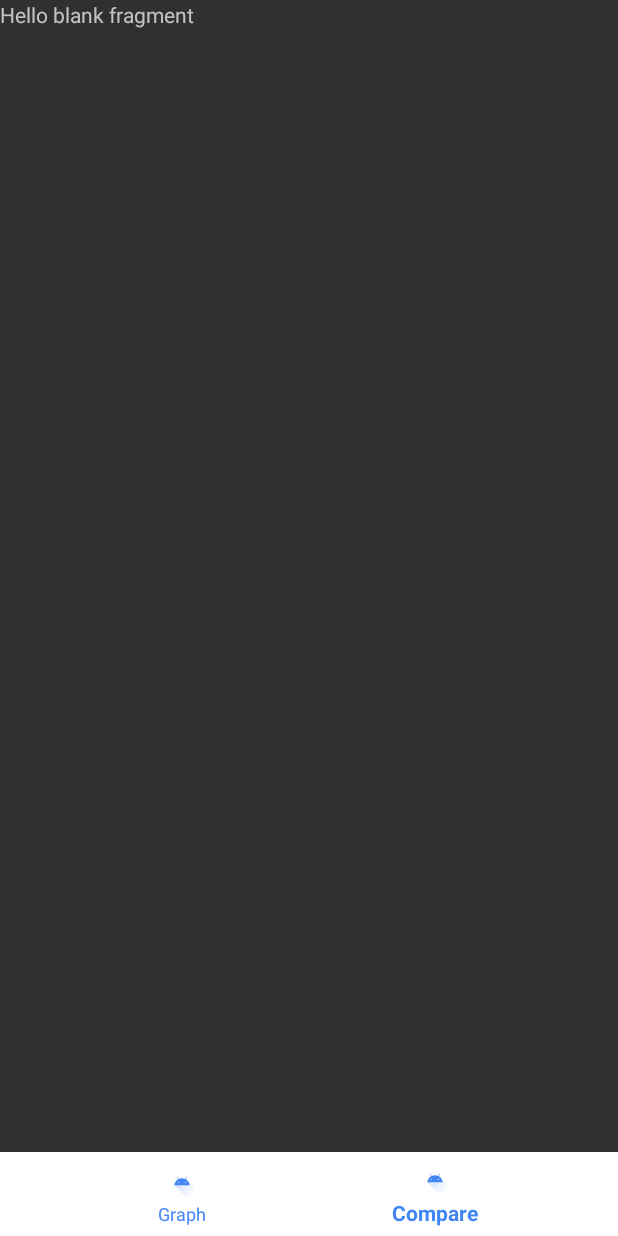
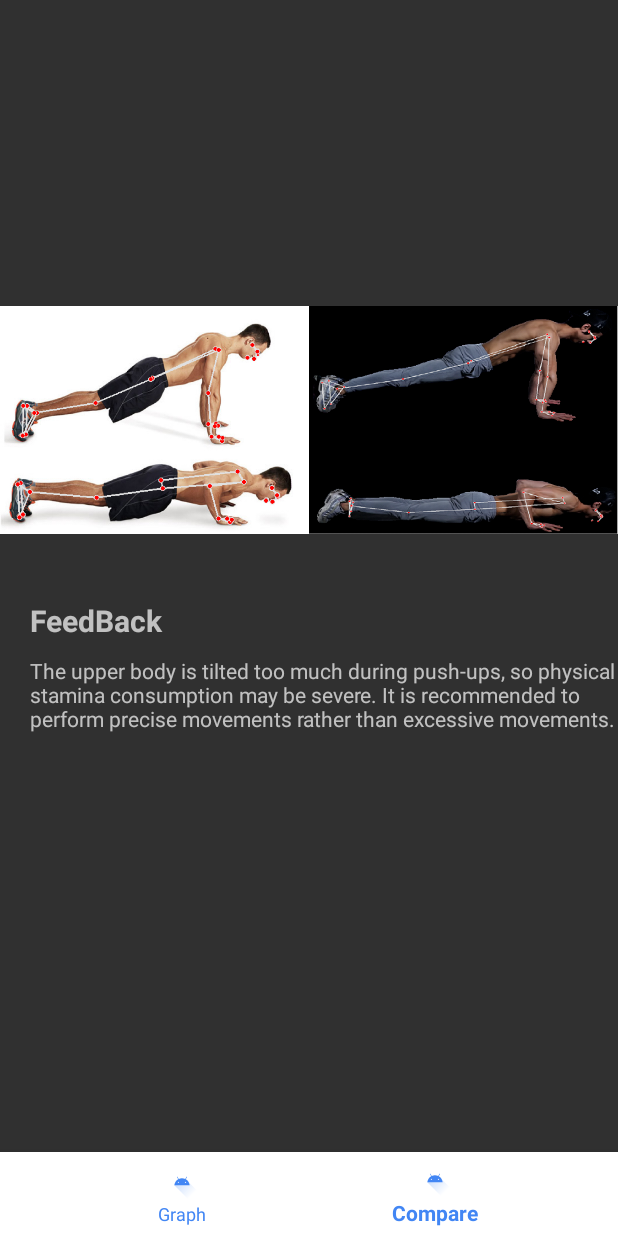
Before and after one commit to zxver1000/Grow_App, an Android app: the resultFragment1 screen opened directly, with no data from a screen before it, item 2 of the bottom bar chosen, on a phone screen of 412 x 824 dp. Run offline under Robolectric (Android 15) with nearby library versions, the light colour scheme and no system bars; our stand-ins replace Firebase (no records; nobody signed in at launch, a user with empty details on screens opened directly); libraries missing offline, so code that uses them is left out: com.github.mikephil.charting, com.google.mlkit.vision; 11 statements that could not run were skipped.

Commit message:
add compare fragment

```diff
--- a/app/src/main/java/Main/listview/listviewadapter.kt
+++ b/app/src/main/java/Main/listview/listviewadapter.kt
@@ -48,7 +48,7 @@ class MyRecyclerView(items: ArrayList<ItemCard>) : RecyclerView.Adapter<MyRecycl
     override fun onBindViewHolder(holder: MyViewHolder, position: Int) {
         holder.bind(position)
         var button: Button =holder.itemView.findViewById(R.id.button)
-        val item=arrayOf("8","10","12","15","20","Passive")
+        val item=arrayOf("8","10","12","15","20","Manual selection")
         var selecitem:String?=null
         button.setOnClickListener{
             val builder = AlertDialog.Builder(holder.itemView?.context)
--- a/app/src/main/java/Main/poseFragment.kt
+++ b/app/src/main/java/Main/poseFragment.kt
@@ -26,15 +26,7 @@ class poseFragment : Fragment() {
     ): View? {
         val root=inflater.inflate(R.layout.fragment_pose, container, false)
         // Inflate the layout for this fragment
-        val button:Button=root.findViewById(R.id.button3)
-        print("mmmmmmmmmmmmmmmmmmmmmmmmmmmmmmmmmmmmmmmmmmmmmmmmmmmmmmmmmmmmmmm")
-        button?.setOnClickListener{
-            Log.d("TEST","클릭성공")
-            print("!11")
-            val intent = Intent(activity, MainActivity::class.java)
-            startActivity(intent)
-            print("1212")
-        }
+
         recylcerView=root.findViewById(R.id.recylcerView)
    init()
         return root
--- a/app/src/main/java/Main/youtube/MyItemRecyclerViewAdapter.kt
+++ b/app/src/main/java/Main/youtube/MyItemRecyclerViewAdapter.kt
@@ -58,9 +58,12 @@ class MyItemRecyclerViewAdapter(
             nowWatchNum+=1
             Log.d("youtube",nowWatchNum.toString())
 
+            /*
             firebaseStore.collection("회원정보").document(MyApplication.prefs.myEditText.toString())
                 .update("youtubeWatchNum",nowWatchNum)
 
+
+             */
             val intent= Intent(holder.itemView?.context, youtubeplayerActivity::class.java)
             intent.putExtra("video",item)
             intent.addFlags(Intent.FLAG_ACTIVITY_NEW_TASK)
--- a/app/src/main/java/Main/youtube/youtubeplayerActivity.kt
+++ b/app/src/main/java/Main/youtube/youtubeplayerActivity.kt
@@ -85,7 +85,7 @@ class youtubeplayerActivity : AppCompatActivity() {
 
     override fun onStop() {
         super.onStop()
-        updatetime()
+     //   updatetime()
     }
 
 
--- a/app/src/main/res/layout/fragment_compare.xml
+++ b/app/src/main/res/layout/fragment_compare.xml
@@ -1,13 +1,59 @@
 <FrameLayout xmlns:android="http://schemas.android.com/apk/res/android"
+    xmlns:app="http://schemas.android.com/apk/res-auto"
     xmlns:tools="http://schemas.android.com/tools"
     android:layout_width="match_parent"
     android:layout_height="match_parent"
     tools:context="Main.resultPose.CompareFragment">
 
-    <!-- TODO: Update blank fragment layout -->
-    <TextView
+    <LinearLayout
         android:layout_width="match_parent"
         android:layout_height="match_parent"
-        android:text="@string/hello_blank_fragment" />
+        android:orientation="vertical">
 
+        <LinearLayout
+            android:layout_width="match_parent"
+            android:layout_height="300dp"
+            android:layout_marginTop="80dp"
+            android:orientation="horizontal">
+
+            <ImageView
+                android:id="@+id/imageView2"
+                android:layout_width="wrap_content"
+                android:layout_height="400dp"
+                android:layout_weight="1"
+                android:src="@drawable/result" />
+
+            <ImageView
+                android:id="@+id/imageView4"
+                android:layout_width="wrap_content"
+                android:layout_height="400dp"
+                android:layout_weight="1"
+                android:src="@drawable/pushs" />
+
+        </LinearLayout>
+
+        <LinearLayout
+            android:layout_width="match_parent"
+            android:layout_height="150dp"
+            android:layout_marginTop="20dp"
+            android:orientation="vertical">
+
+            <TextView
+                android:id="@+id/textView2"
+                android:layout_width="match_parent"
+                android:layout_height="wrap_content"
+                android:layout_marginLeft="20dp"
+                android:text="FeedBack"
+                android:textSize="20sp"
+                android:textStyle="bold" />
+
+            <TextView
+                android:id="@+id/textView3"
+                android:layout_width="match_parent"
+                android:layout_height="wrap_content"
+                android:layout_marginLeft="20dp"
+                android:layout_marginTop="10dp"
+                android:text="The upper body is tilted too much during push-ups, so physical stamina consumption may be severe. It is recommended to perform precise movements rather than excessive movements." />
+        </LinearLayout>
+    </LinearLayout>
 </FrameLayout>
--- a/app/src/main/res/layout/fragment_result1.xml
+++ b/app/src/main/res/layout/fragment_result1.xml
@@ -29,6 +29,7 @@
         <LinearLayout
             android:layout_width="match_parent"
             android:layout_height="200dp"
+            android:layout_marginTop="15dp"
             android:orientation="horizontal">
 
             <LinearLayout
```
Also changed, not shown: app/src/main/res/drawable-hdpi/puhspush_result.png (added), app/src/main/res/drawable-hdpi/pushpush_result2.png (added), app/src/main/res/drawable-hdpi/pushs.png (added), app/src/main/res/drawable-hdpi/result.png (added).
